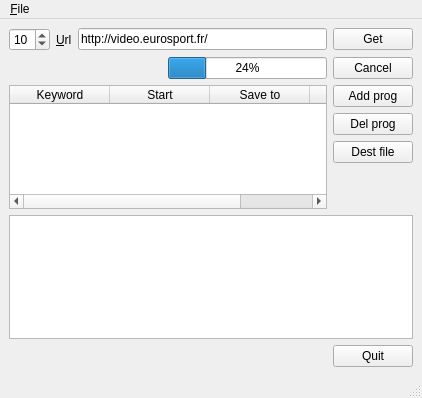
Old version of the form dvdtools/recorder/recwnd.ui in the repository rickyrockrat/dvd-tools.
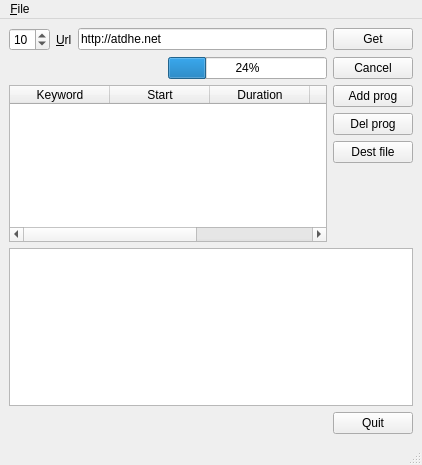
New version of the form. Icons and pictures are not drawn.

Commit message: moved to atdhe.net

```diff
--- a/dvdtools/recorder/recwnd.ui
+++ b/dvdtools/recorder/recwnd.ui
@@ -6,7 +6,7 @@
     <x>0</x>
     <y>0</y>
     <width>422</width>
-    <height>398</height>
+    <height>465</height>
    </rect>
   </property>
   <property name="windowTitle" >
@@ -39,7 +39,7 @@
       <item>
        <widget class="QLineEdit" name="leUrl" >
         <property name="text" >
-         <string>http://video.eurosport.fr/</string>
+         <string>http://atdhe.net</string>
         </property>
        </widget>
       </item>
@@ -97,6 +97,11 @@
           <string>Start</string>
          </property>
         </column>
+        <column>
+         <property name="text" >
+          <string>Duration</string>
+         </property>
+        </column>
         <column>
          <property name="text" >
           <string>Save to</string>
```
Left out of the diff: 9 changed lines with no effect on the pictures. The commit also changes 8 other files.
